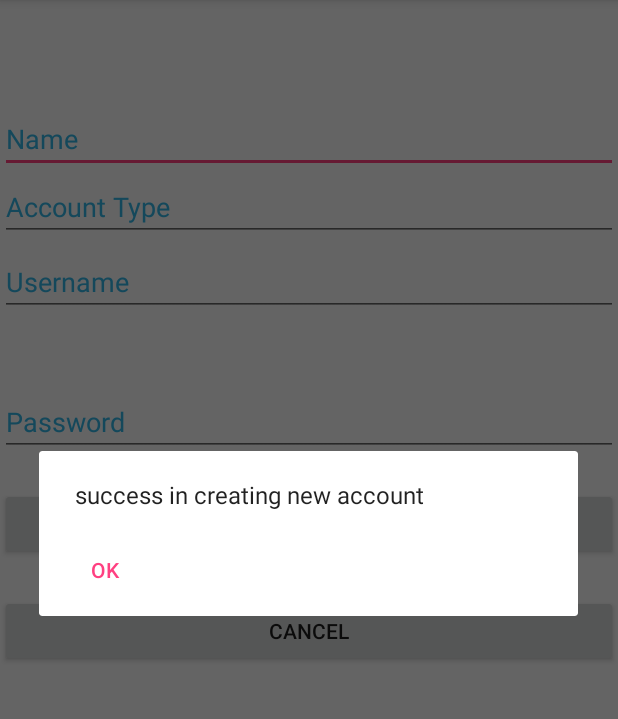
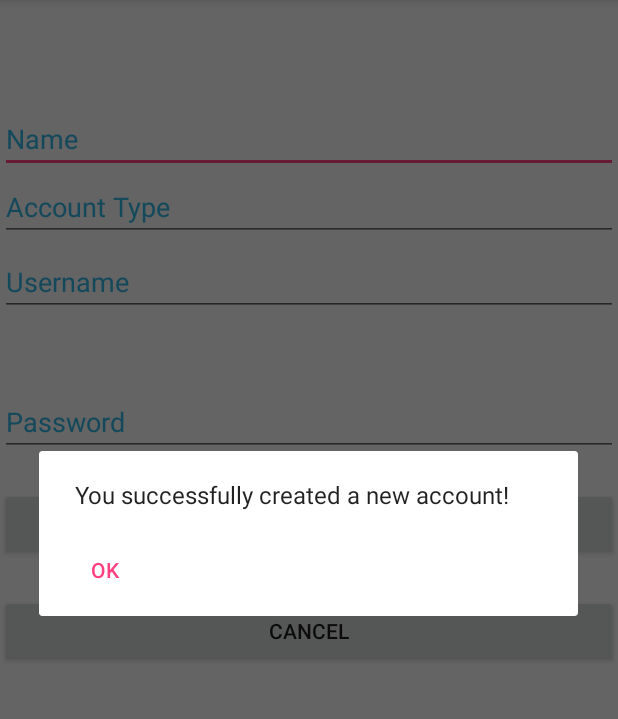
Before and after one commit to karentaub/2340-project, an Android app: the RegistrationActivity screen opened directly, with no data from a screen before it, after a tap on "REGISTER", on a phone screen of 412 x 824 dp, the part 84-803 px from its top. Run offline under Robolectric (Android 15) with nearby library versions, the phone set to English and light mode, and no system bars; 1 statement that could not run was skipped.

```diff
--- a/WaterApp/app/src/main/java/com/example/alenpolakof/waterapp/LoginActivity.java
+++ b/WaterApp/app/src/main/java/com/example/alenpolakof/waterapp/LoginActivity.java
@@ -50,7 +50,7 @@ public class LoginActivity extends AppCompatActivity {
     private void compareLogin(Intent intent) {
         String inputUsername = username.getText().toString();
         String inputPassword = password.getText().toString();
-        if (inputUsername.equals("user") && inputPassword.equals("pass")) {
+        if (TempDB.getTempDB().validateUser(inputUsername, inputPassword)) {
             startActivity(intent);
         } else {
             AlertDialog incorrectUsername = new AlertDialog.Builder(LoginActivity.this).create();
--- a/WaterApp/app/src/main/java/com/example/alenpolakof/waterapp/RegistrationActivity.java
+++ b/WaterApp/app/src/main/java/com/example/alenpolakof/waterapp/RegistrationActivity.java
@@ -59,9 +59,9 @@ public class RegistrationActivity extends AppCompatActivity{
 
                 //what to do if username conflict
                 if (TempDB.getTempDB().isUsernameTaken(username)) {
-                    //show conflict dialog, do nothing
+                    //show conflict dialog, do nothing when ok is pressed
                     AlertDialog conflict = new AlertDialog.Builder(RegistrationActivity.this).create();
-                    conflict.setMessage("username already taken!");
+                    conflict.setMessage("Username already taken! Please try something else");
                     conflict.setButton(AlertDialog.BUTTON_NEUTRAL, "OK",
                             new DialogInterface.OnClickListener() {
                                 @Override
@@ -75,21 +75,20 @@ public class RegistrationActivity extends AppCompatActivity{
                     //add username and password and type to TempDB list class
                     TempDB.getTempDB().addUser(name, username, type, password);
                     AlertDialog success = new AlertDialog.Builder(RegistrationActivity.this).create();
-                    success.setMessage("success in creating new account");
-                    final View v1 = v;
+                    success.setMessage("You successfully created a new account!");
+                    final View v1 = v; //made this so i can use it inside inner class (onclicklistener below)
                     success.setButton(AlertDialog.BUTTON_NEUTRAL, "OK",
                             new DialogInterface.OnClickListener() {
                                 @Override
                                 public void onClick(DialogInterface dialog, int which) {
                                     dialog.dismiss();
-                                    //go to login screen
+                                    //go to login screen when ok is pressed
                                     Context context = v1.getContext();
                                     Intent intent = new Intent(context, OpeningScreenActivity.class);
                                     startActivity(intent);
                                 }
                             });
                     success.show();
-
                 }
             }
         });
--- a/WaterApp/app/src/main/java/com/example/alenpolakof/waterapp/TempDB.java
+++ b/WaterApp/app/src/main/java/com/example/alenpolakof/waterapp/TempDB.java
@@ -26,8 +26,15 @@ public class TempDB {
     public static TempDB getTempDB() {
         return instance;
     }
-    public boolean isUsernameTaken(String s) {
-        return usernames.contains(s);
+    public boolean isUsernameTaken(String username) {
+        return usernames.contains(username);
+    }
+    public boolean validateUser(String username, String password) {
+        if (usernames.contains(username)) {
+            int index = usernames.indexOf(username);
+            return passwords.get(index).equals(password);
+        }
+        return false;
     }
     public void addUser(String name, String username, int type, String password) {
         this.names.add(name);
```
